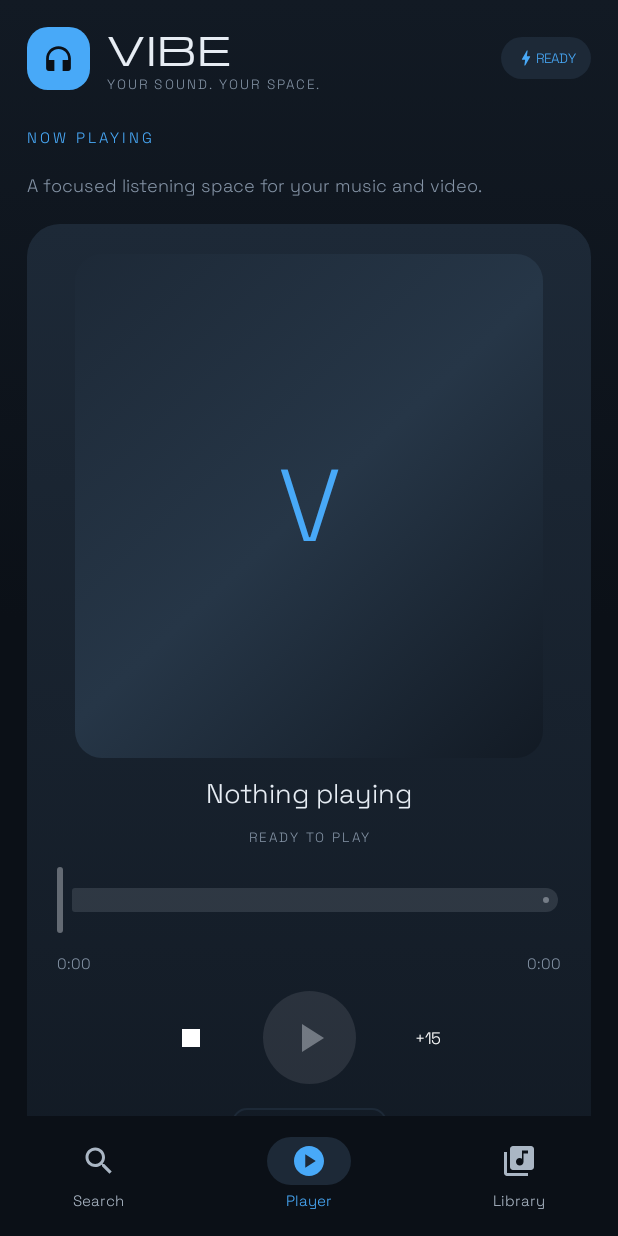
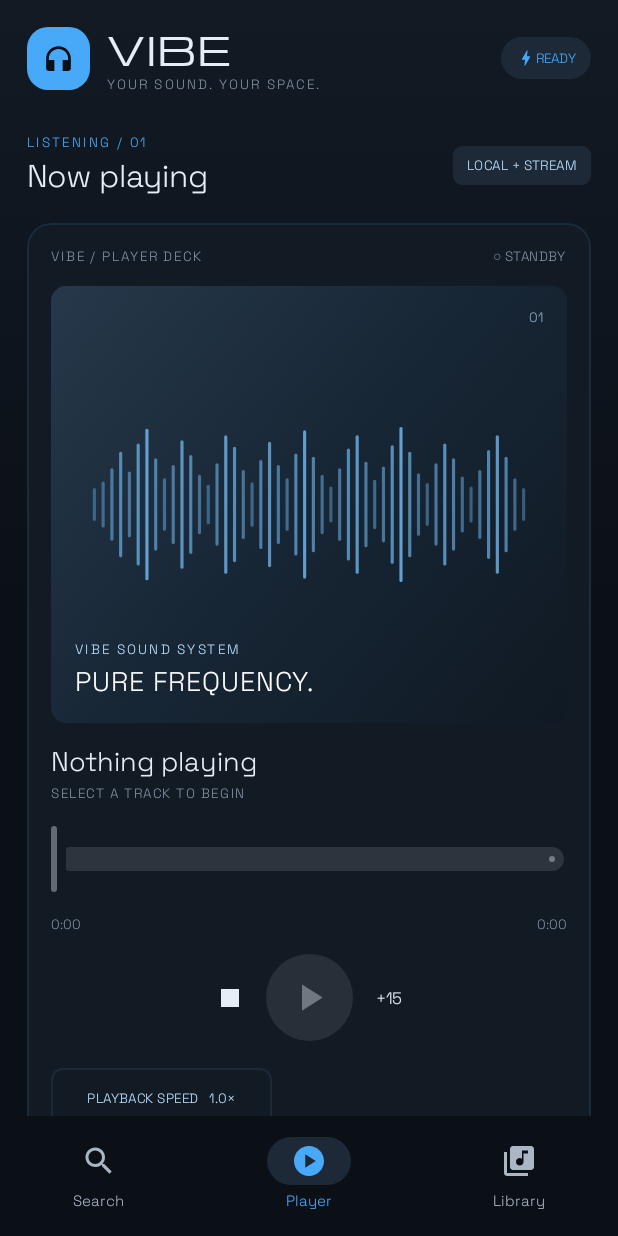
Before and after one commit to studio23webdezign/Mp3Hunter, an Android app built with Jetpack Compose: the screen it shows after launch (MainActivity), item 2 of the bottom bar chosen, on a phone screen of 412 x 824 dp. Run offline under Robolectric (Android 15) with nearby library versions, the phone set to English and light mode, and no system bars.

Commit message:
Redesign player, library and discovery screens in VIBE tech style

```diff
--- a/app/src/main/java/com/studio23webdezign/mp3hunter/MainActivity.kt
+++ b/app/src/main/java/com/studio23webdezign/mp3hunter/MainActivity.kt
@@ -135,14 +135,14 @@ private fun DorkHunterApp() {
                             ) {
                                 Row(verticalAlignment = Alignment.CenterVertically, horizontalArrangement = Arrangement.spacedBy(7.dp)) {
                                     Icon(Icons.Default.Language, contentDescription = null, tint = Cyan, modifier = Modifier.size(14.dp))
-                                    Text("SEARCH THE OPEN WEB", color = Cyan, fontSize = 9.sp, fontWeight = FontWeight.ExtraBold, letterSpacing = 1.2.sp)
+                                    Text("DISCOVERY ENGINE / 01", color = Cyan, style = MaterialTheme.typography.labelSmall, letterSpacing = 1.4.sp)
                                 }
-                                Text("Find what search engines have indexed.", color = Color.White, fontSize = 19.sp, fontWeight = FontWeight.Bold)
-                                Text("Build precise Google dorks, then play audio from a direct link or your device.", color = TextMuted, fontSize = 11.sp, lineHeight = 16.sp)
+                                Text("Search beyond the obvious.", color = Color.White, style = MaterialTheme.typography.headlineMedium)
+                                Text("Targeted web queries. Indexed media. Your player, built in.", color = TextMuted, style = MaterialTheme.typography.bodySmall)
                             }
                         }
                         Spacer(Modifier.height(12.dp))
-                        Text("DORK SEARCH", color = Lime, fontSize = 11.sp, fontWeight = FontWeight.Black, letterSpacing = 1.3.sp)
+                        Text("DORK SEARCH", color = Lime, style = MaterialTheme.typography.labelSmall, letterSpacing = 1.5.sp)
                         Spacer(Modifier.height(7.dp))
                         DorkSearchPanel(Modifier.fillMaxWidth().weight(1f).padding(bottom = 8.dp))
                     }
--- a/app/src/main/java/com/studio23webdezign/mp3hunter/ui/PlayerScreens.kt
+++ b/app/src/main/java/com/studio23webdezign/mp3hunter/ui/PlayerScreens.kt
@@ -1,10 +1,12 @@
 package com.studio23webdezign.mp3hunter.ui
 
+import androidx.compose.foundation.Canvas
 import androidx.compose.foundation.background
+import androidx.compose.foundation.border
 import androidx.compose.foundation.layout.*
 import androidx.compose.foundation.rememberScrollState
+import androidx.compose.foundation.shape.RoundedCornerShape
 import androidx.compose.foundation.verticalScroll
-import androidx.compose.foundation.shape.RoundedCornerShape
 import androidx.compose.material.icons.Icons
 import androidx.compose.material.icons.filled.Pause
 import androidx.compose.material.icons.filled.PlayArrow
@@ -14,25 +16,24 @@ import androidx.compose.runtime.*
 import androidx.compose.ui.Alignment
 import androidx.compose.ui.Modifier
 import androidx.compose.ui.draw.clip
-import androidx.compose.ui.viewinterop.AndroidView
 import androidx.compose.ui.graphics.Brush
-import androidx.compose.ui.text.style.TextOverflow
 import androidx.compose.ui.graphics.Color
 import androidx.compose.ui.text.font.FontWeight
+import androidx.compose.ui.text.style.TextOverflow
 import androidx.compose.ui.unit.dp
 import androidx.compose.ui.unit.sp
+import androidx.compose.ui.viewinterop.AndroidView
 import androidx.media3.common.MediaItem
 import androidx.media3.common.Player
 import androidx.media3.exoplayer.ExoPlayer
 import androidx.media3.ui.PlayerView
 import com.studio23webdezign.mp3hunter.ui.theme.VibePalette
-import com.studio23webdezign.mp3hunter.ui.theme.VibeSpacing
-import com.studio23webdezign.mp3hunter.ui.theme.VibeRadii
 import kotlinx.coroutines.delay
 
-private val PlayerLime = VibePalette.Champagne
-private val PlayerMuted = VibePalette.Titanium
-private val PlayerCard = VibePalette.Carbon
+private val Accent = VibePalette.Champagne
+private val SecondaryText = VibePalette.Titanium
+private val Panel = VibePalette.Carbon
+private val Hairline = VibePalette.Hairline
 
 @Composable
 fun Mp3PlayerScreen(
@@ -75,116 +76,123 @@ fun Mp3PlayerScreen(
         }
     }
 
-    val activePlayer = player
-    Column(modifier.fillMaxSize().verticalScroll(rememberScrollState()).padding(vertical = 8.dp), verticalArrangement = Arrangement.spacedBy(18.dp)) {
-        Text("NOW PLAYING", color = PlayerLime, fontSize = 10.sp, fontWeight = FontWeight.ExtraBold, letterSpacing = 2.sp)
-        Text("A focused listening space for your music and video.", color = PlayerMuted, fontSize = 12.sp)
-        Card(shape = RoundedCornerShape(VibeRadii.Hero.dp), colors = CardDefaults.cardColors(containerColor = PlayerCard)) {
     Column(
-                Modifier.fillMaxWidth().background(Brush.verticalGradient(listOf(VibePalette.Graphite, PlayerCard))).padding(20.dp),
-                horizontalAlignment = Alignment.CenterHorizontally,
-                verticalArrangement = Arrangement.spacedBy(12.dp)
+        modifier.fillMaxSize().verticalScroll(rememberScrollState()).padding(top = 12.dp, bottom = 20.dp),
+        verticalArrangement = Arrangement.spacedBy(18.dp)
     ) {
+        Row(Modifier.fillMaxWidth(), verticalAlignment = Alignment.CenterVertically) {
+            Column(Modifier.weight(1f), verticalArrangement = Arrangement.spacedBy(3.dp)) {
+                Text("LISTENING / 01", color = Accent, style = MaterialTheme.typography.labelSmall, letterSpacing = 1.7.sp)
+                Text("Now playing", color = VibePalette.Pearl, style = MaterialTheme.typography.headlineMedium)
+            }
+            Surface(color = VibePalette.Graphite, shape = RoundedCornerShape(6.dp)) {
+                Text("LOCAL + STREAM", color = VibePalette.Ice, modifier = Modifier.padding(horizontal = 9.dp, vertical = 7.dp), style = MaterialTheme.typography.labelSmall)
+            }
+        }
+
+        Column(
+            Modifier.fillMaxWidth().clip(RoundedCornerShape(16.dp))
+                .background(Panel).border(1.dp, Hairline, RoundedCornerShape(16.dp)).padding(16.dp),
+            verticalArrangement = Arrangement.spacedBy(14.dp)
+        ) {
+            Row(Modifier.fillMaxWidth(), horizontalArrangement = Arrangement.SpaceBetween, verticalAlignment = Alignment.CenterVertically) {
+                Text("VIBE / PLAYER DECK", color = SecondaryText, style = MaterialTheme.typography.labelSmall, letterSpacing = 1.3.sp)
+                Text(if (isPlaying) "● LIVE" else "○ STANDBY", color = if (isPlaying) Accent else SecondaryText, style = MaterialTheme.typography.labelSmall)
+            }
             if (isVideo) {
                 AndroidView(
-                        factory = { context ->
-                            PlayerView(context).apply {
-                                this.player = activePlayer
+                    factory = { context -> PlayerView(context).apply {
+                        this.player = player
                         useController = true
                         setShowBuffering(PlayerView.SHOW_BUFFERING_WHEN_PLAYING)
-                            }
-                        },
-                        update = { view -> view.player = activePlayer },
-                        modifier = Modifier.fillMaxWidth().height(220.dp)
-                            .clip(RoundedCornerShape(16.dp))
+                    } },
+                    update = { it.player = player },
+                    modifier = Modifier.fillMaxWidth().height(215.dp).clip(RoundedCornerShape(10.dp))
                 )
             } else {
                 Box(
-                        Modifier.fillMaxWidth().aspectRatio(1f).padding(horizontal = 12.dp).background(
-                            androidx.compose.ui.graphics.Brush.linearGradient(
-                                listOf(VibePalette.Graphite, VibePalette.Raised, VibePalette.Carbon)
-                            ),
-                            RoundedCornerShape(18.dp)
-                        ),
+                    Modifier.fillMaxWidth().aspectRatio(1.18f).clip(RoundedCornerShape(10.dp))
+                        .background(Brush.linearGradient(listOf(Color(0xFF26384A), Color(0xFF172635), Color(0xFF101923)))),
                     contentAlignment = Alignment.Center
                 ) {
-                        Text("V", color = PlayerLime, fontSize = 68.sp, fontWeight = FontWeight.Light)
+                    WaveformMark(Modifier.fillMaxWidth().height(110.dp).padding(horizontal = 26.dp))
+                    Column(Modifier.align(Alignment.BottomStart).padding(16.dp), verticalArrangement = Arrangement.spacedBy(4.dp)) {
+                        Text("VIBE SOUND SYSTEM", color = Color(0xFFB9DFFF), style = MaterialTheme.typography.labelSmall, letterSpacing = 1.6.sp)
+                        Text("PURE FREQUENCY.", color = Color.White, style = MaterialTheme.typography.titleLarge, letterSpacing = 0.6.sp)
+                    }
+                    Text("01", color = Color(0xFFB9DFFF).copy(alpha = 0.7f), modifier = Modifier.align(Alignment.TopEnd).padding(15.dp), style = MaterialTheme.typography.labelSmall)
                 }
             }
-                Text(currentTitle, color = VibePalette.Pearl, fontSize = 18.sp, fontWeight = FontWeight.SemiBold, maxLines = 2, overflow = TextOverflow.Ellipsis)
-                Text(if (isPlaying) "PLAYING" else "READY TO PLAY", color = PlayerMuted, fontSize = 9.sp, fontWeight = FontWeight.Bold, letterSpacing = 1.6.sp)
+
+            Column(verticalArrangement = Arrangement.spacedBy(4.dp)) {
+                Text(currentTitle, color = VibePalette.Pearl, style = MaterialTheme.typography.titleLarge, maxLines = 2, overflow = TextOverflow.Ellipsis)
+                Text(if (isPlaying) "NOW STREAMING" else if (player.currentMediaItem != null) "READY / PAUSED" else "SELECT A TRACK TO BEGIN", color = SecondaryText, style = MaterialTheme.typography.labelSmall, letterSpacing = 1.1.sp)
+            }
             Slider(
                 value = if (duration > 0) position.coerceAtMost(duration).toFloat() else 0f,
                 onValueChange = { position = it.toLong() },
                 onValueChangeFinished = { if (duration > 0) player.seekTo(position.coerceIn(0L, duration)) },
-                    valueRange = 0f..(duration.coerceAtLeast(1L).toFloat()),
+                valueRange = 0f..duration.coerceAtLeast(1L).toFloat(),
                 enabled = duration > 0,
-                    colors = SliderDefaults.colors(thumbColor = PlayerLime, activeTrackColor = PlayerLime)
+                colors = SliderDefaults.colors(thumbColor = Accent, activeTrackColor = Accent, inactiveTrackColor = VibePalette.Graphite)
             )
             Row(Modifier.fillMaxWidth(), horizontalArrangement = Arrangement.SpaceBetween) {
-                    Text(formatTime(position), color = PlayerMuted, fontSize = 10.sp)
-                    Text(formatTime(duration), color = PlayerMuted, fontSize = 10.sp)
+                Text(formatTime(position), color = SecondaryText, style = MaterialTheme.typography.labelSmall)
+                Text(formatTime(duration), color = SecondaryText, style = MaterialTheme.typography.labelSmall)
             }
-                Row(verticalAlignment = Alignment.CenterVertically, horizontalArrangement = Arrangement.spacedBy(24.dp)) {
+            Row(Modifier.fillMaxWidth(), horizontalArrangement = Arrangement.Center, verticalAlignment = Alignment.CenterVertically) {
                 IconButton(onClick = { player.seekTo(0) }, enabled = player.currentMediaItem != null) {
-                        Icon(Icons.Default.Stop, contentDescription = "Restart", tint = Color.White)
+                    Icon(Icons.Default.Stop, contentDescription = "Restart", tint = VibePalette.Pearl)
                 }
                 FilledIconButton(
                     onClick = { if (player.isPlaying) player.pause() else player.play() },
                     enabled = player.currentMediaItem != null,
-                        modifier = Modifier.size(62.dp),
-                        colors = IconButtonDefaults.filledIconButtonColors(containerColor = PlayerLime, contentColor = Color(0xFF101710))
+                    modifier = Modifier.size(58.dp),
+                    colors = IconButtonDefaults.filledIconButtonColors(containerColor = Accent, contentColor = VibePalette.Obsidian)
                 ) {
-                        Icon(if (isPlaying) Icons.Default.Pause else Icons.Default.PlayArrow, contentDescription = if (isPlaying) "Pause" else "Play", modifier = Modifier.size(32.dp))
+                    Icon(if (isPlaying) Icons.Default.Pause else Icons.Default.PlayArrow, contentDescription = if (isPlaying) "Pause" else "Play", modifier = Modifier.size(30.dp))
                 }
                 IconButton(onClick = { player.seekTo((player.currentPosition + 15000).coerceAtMost(duration)) }, enabled = player.currentMediaItem != null) {
-                        Text("+15", color = Color.White, fontSize = 11.sp, fontWeight = FontWeight.Bold)
+                    Text("+15", color = VibePalette.Pearl, style = MaterialTheme.typography.labelMedium)
                 }
             }
-
             Box {
                 OutlinedButton(
                     onClick = { speedMenuExpanded = true },
-                        shape = RoundedCornerShape(10.dp),
-                        colors = ButtonDefaults.outlinedButtonColors(contentColor = PlayerLime),
+                    shape = RoundedCornerShape(8.dp),
+                    colors = ButtonDefaults.outlinedButtonColors(contentColor = VibePalette.Ice),
                     border = androidx.compose.foundation.BorderStroke(1.dp, VibePalette.Graphite)
-                    ) {
-                        Text("SPEED  ${playbackSpeed}x", fontSize = 10.sp, fontWeight = FontWeight.Bold)
-                    }
-                    DropdownMenu(
-                        expanded = speedMenuExpanded,
-                        onDismissRequest = { speedMenuExpanded = false },
-                        containerColor = PlayerCard
-                    ) {
+                ) { Text("PLAYBACK SPEED   ${playbackSpeed}×", style = MaterialTheme.typography.labelSmall) }
+                DropdownMenu(expanded = speedMenuExpanded, onDismissRequest = { speedMenuExpanded = false }, containerColor = Panel) {
                     listOf(0.5f, 0.75f, 1f, 1.25f, 1.5f, 1.75f, 2f).forEach { speed ->
                         DropdownMenuItem(
-                                text = {
-                                    Text(
-                                        "${speed}x${if (speed == playbackSpeed) "  ✓" else ""}",
-                                        color = if (speed == playbackSpeed) PlayerLime else VibePalette.Pearl
-                                    )
-                                },
-                                onClick = {
-                                    playbackSpeed = speed
-                                    player.setPlaybackSpeed(speed)
-                                    speedMenuExpanded = false
-                                }
+                            text = { Text("${speed}×", color = if (speed == playbackSpeed) Accent else VibePalette.Pearl) },
+                            onClick = { playbackSpeed = speed; player.setPlaybackSpeed(speed); speedMenuExpanded = false }
                         )
                     }
                 }
             }
         }
+
+        Column(verticalArrangement = Arrangement.spacedBy(10.dp)) {
+            Column(verticalArrangement = Arrangement.spacedBy(3.dp)) {
+                Text("STREAM SOURCE", color = Accent, style = MaterialTheme.typography.labelSmall, letterSpacing = 1.5.sp)
+                Text("Play a direct media URL", color = VibePalette.Pearl, style = MaterialTheme.typography.titleLarge)
             }
-
-        Text("PLAY FROM A LINK", color = PlayerLime, fontSize = 10.sp, fontWeight = FontWeight.ExtraBold, letterSpacing = 1.8.sp)
             OutlinedTextField(
                 value = url,
                 onValueChange = { url = it; error = null },
                 modifier = Modifier.fillMaxWidth(),
                 singleLine = true,
-            label = { Text("Direct audio URL") },
-            placeholder = { Text("https://example.com/audio.mp3") },
-            shape = RoundedCornerShape(14.dp)
+                label = { Text("Direct audio / video URL") },
+                placeholder = { Text("https://domain.com/media.mp3") },
+                shape = RoundedCornerShape(9.dp),
+                colors = OutlinedTextFieldDefaults.colors(
+                    focusedBorderColor = Accent,
+                    unfocusedBorderColor = VibePalette.Graphite,
+                    focusedLabelColor = Accent,
+                    cursorColor = Accent
+                )
             )
             Button(
                 onClick = {
@@ -192,26 +200,45 @@ fun Mp3PlayerScreen(
                     if (candidate.startsWith("https://", true) || candidate.startsWith("http://", true)) {
                         runCatching {
                             val cleanPath = candidate.substringBefore('?').lowercase()
-                        val videoSource = listOf(".mp4", ".mkv", ".webm", ".mov", ".m4v", ".3gp")
-                            .any { cleanPath.endsWith(it) }
+                            val videoSource = listOf(".mp4", ".mkv", ".webm", ".mov", ".m4v", ".3gp").any { cleanPath.endsWith(it) }
                             onVideoChange(videoSource)
                             player.setMediaItem(MediaItem.fromUri(candidate))
                             player.prepare()
                             player.play()
                             onTitleChange(candidate.substringAfterLast('/').substringBefore('?').ifBlank { "Streaming media" })
                             error = null
-                    }.onFailure { error = it.localizedMessage ?: "Invalid audio URL." }
-                } else error = "Enter a valid http or https audio URL."
+                        }.onFailure { error = it.localizedMessage ?: "Invalid media URL." }
+                    } else error = "Enter a valid http or https media URL."
                 },
-            modifier = Modifier.fillMaxWidth(),
-            shape = RoundedCornerShape(13.dp),
-            colors = ButtonDefaults.buttonColors(containerColor = PlayerLime, contentColor = Color(0xFF101710))
-        ) { Text("LOAD & PLAY", fontWeight = FontWeight.Black) }
-
-        error?.let { Text(it, color = Color(0xFFFF8C8C), fontSize = 11.sp) }
-        Text("Tip: use a direct audio file/stream URL. A Google results page or ordinary webpage is not an audio stream.", color = PlayerMuted, fontSize = 10.sp, lineHeight = 15.sp)
+                modifier = Modifier.fillMaxWidth().height(48.dp),
+                shape = RoundedCornerShape(9.dp),
+                colors = ButtonDefaults.buttonColors(containerColor = Accent, contentColor = VibePalette.Obsidian)
+            ) { Text("LOAD SOURCE  ↗", style = MaterialTheme.typography.labelLarge) }
+            error?.let { Text(it, color = VibePalette.Error, style = MaterialTheme.typography.bodySmall) }
+            Text("Direct media files and streams are supported. Search-result pages are not media streams.", color = SecondaryText, style = MaterialTheme.typography.bodySmall)
         }
     }
+}
+
+@Composable
+private fun WaveformMark(modifier: Modifier = Modifier) {
+    Canvas(modifier) {
+        val bars =  fiftyBars
+        val gap = size.width / (bars.size * 2f)
+        bars.forEachIndexed { index, factor ->
+            val x = gap + index * gap * 2f
+            val barHeight = size.height * factor
+            drawLine(
+                color = Color(0xFF75BDF5).copy(alpha = 0.28f + factor * 0.58f),
+                start = androidx.compose.ui.geometry.Offset(x, (size.height - barHeight) / 2f),
+                end = androidx.compose.ui.geometry.Offset(x, (size.height + barHeight) / 2f),
+                strokeWidth = gap * 0.72f,
+                cap = androidx.compose.ui.graphics.StrokeCap.Round
+            )
+        }
+    }
+}
+private val fiftyBars = listOf(0.18f,0.26f,0.42f,0.62f,0.38f,0.72f,0.9f,0.54f,0.3f,0.46f,0.76f,0.58f,0.34f,0.22f,0.48f,0.82f,0.68f,0.4f,0.25f,0.52f,0.74f,0.46f,0.3f,0.6f,0.88f,0.56f,0.34f,0.2f,0.42f,0.66f,0.82f,0.5f,0.28f,0.44f,0.7f,0.92f,0.62f,0.36f,0.24f,0.48f,0.72f,0.54f,0.32f,0.2f,0.4f,0.64f,0.82f,0.56f,0.3f,0.18f)
 
 @Composable
 fun LibraryScreen(
@@ -221,18 +248,38 @@ fun LibraryScreen(
     onOpenPlayer: () -> Unit,
     modifier: Modifier = Modifier
 ) {
-    Column(modifier.fillMaxSize().verticalScroll(rememberScrollState()).padding(vertical = 8.dp), verticalArrangement = Arrangement.spacedBy(18.dp)) {
-        Text("YOUR COLLECTION", color = PlayerLime, fontSize = 10.sp, fontWeight = FontWeight.ExtraBold, letterSpacing = 2.sp)
-        Text("Your media stays on your device. Nothing is uploaded.", color = PlayerMuted, fontSize = 12.sp)
-        Card(shape = RoundedCornerShape(18.dp), colors = CardDefaults.cardColors(containerColor = PlayerCard)) {
-            Column(Modifier.fillMaxWidth().padding(18.dp), verticalArrangement = Arrangement.spacedBy(10.dp)) {
-                Text(if (hasMedia) "CURRENT TRACK" else "YOUR MUSIC STARTS HERE", color = PlayerLime, fontSize = 9.sp, fontWeight = FontWeight.ExtraBold, letterSpacing = 1.sp)
-                Text(if (hasMedia) currentTitle else "No track selected yet", color = Color.White, fontSize = 16.sp, fontWeight = FontWeight.Bold)
-                Text("Choose music or video using Android's file picker. Your media stays on your device.", color = PlayerMuted, fontSize = 11.sp, lineHeight = 16.sp)
-                Button(onClick = onChooseAudio, modifier = Modifier.fillMaxWidth(), colors = ButtonDefaults.buttonColors(containerColor = PlayerLime, contentColor = Color(0xFF101710))) {
-                    Text("BROWSE MEDIA FILES", fontWeight = FontWeight.Black)
+    Column(modifier.fillMaxSize().verticalScroll(rememberScrollState()).padding(top = 12.dp, bottom = 20.dp), verticalArrangement = Arrangement.spacedBy(18.dp)) {
+        Column(verticalArrangement = Arrangement.spacedBy(3.dp)) {
+            Text("COLLECTION / 03", color = Accent, style = MaterialTheme.typography.labelSmall, letterSpacing = 1.7.sp)
+            Text("Your library", color = VibePalette.Pearl, style = MaterialTheme.typography.headlineMedium)
+            Text("Private media, organised on this device.", color = SecondaryText, style = MaterialTheme.typography.bodyMedium)
         }
-                if (hasMedia) TextButton(onClick = onOpenPlayer) { Text("OPEN PLAYER", color = PlayerLime) }
+        Column(
+            Modifier.fillMaxWidth().clip(RoundedCornerShape(16.dp)).background(Panel)
+                .border(1.dp, Hairline, RoundedCornerShape(16.dp)).padding(18.dp),
+            verticalArrangement = Arrangement.spacedBy(12.dp)
+        ) {
+            Text(if (hasMedia) "CURRENTLY SELECTED" else "YOUR COLLECTION IS READY", color = Accent, style = MaterialTheme.typography.labelSmall, letterSpacing = 1.3.sp)
+            Text(if (hasMedia) currentTitle else "Add your first media file", color = VibePalette.Pearl, style = MaterialTheme.typography.titleLarge)
+            Text("Audio and video remain on your device. VIBE does not upload your local files.", color = SecondaryText, style = MaterialTheme.typography.bodyMedium)
+            Button(
+                onClick = onChooseAudio,
+                modifier = Modifier.fillMaxWidth().height(48.dp),
+                shape = RoundedCornerShape(9.dp),
+                colors = ButtonDefaults.buttonColors(containerColor = Accent, contentColor = VibePalette.Obsidian)
+            ) { Text("BROWSE DEVICE", style = MaterialTheme.typography.labelLarge) }
+            if (hasMedia) {
+                OutlinedButton(onClick = onOpenPlayer, modifier = Modifier.fillMaxWidth(), shape = RoundedCornerShape(9.dp)) {
+                    Text("OPEN IN PLAYER", color = VibePalette.Ice, style = MaterialTheme.typography.labelLarge)
+                }
+            }
+        }
+        Text("SUPPORTED MEDIA", color = SecondaryText, style = MaterialTheme.typography.labelSmall, letterSpacing = 1.3.sp)
+        Row(Modifier.fillMaxWidth(), horizontalArrangement = Arrangement.spacedBy(8.dp)) {
+            listOf("MP3 / AAC", "FLAC / WAV", "MP4 / WEBM").forEach { format ->
+                Surface(Modifier.weight(1f), color = VibePalette.Graphite, shape = RoundedCornerShape(7.dp)) {
+                    Text(format, modifier = Modifier.padding(vertical = 11.dp), color = VibePalette.Ice, style = MaterialTheme.typography.labelSmall, textAlign = androidx.compose.ui.text.style.TextAlign.Center)
+                }
             }
         }
     }
```
Lines whose indentation alone changed are shown as unchanged.
